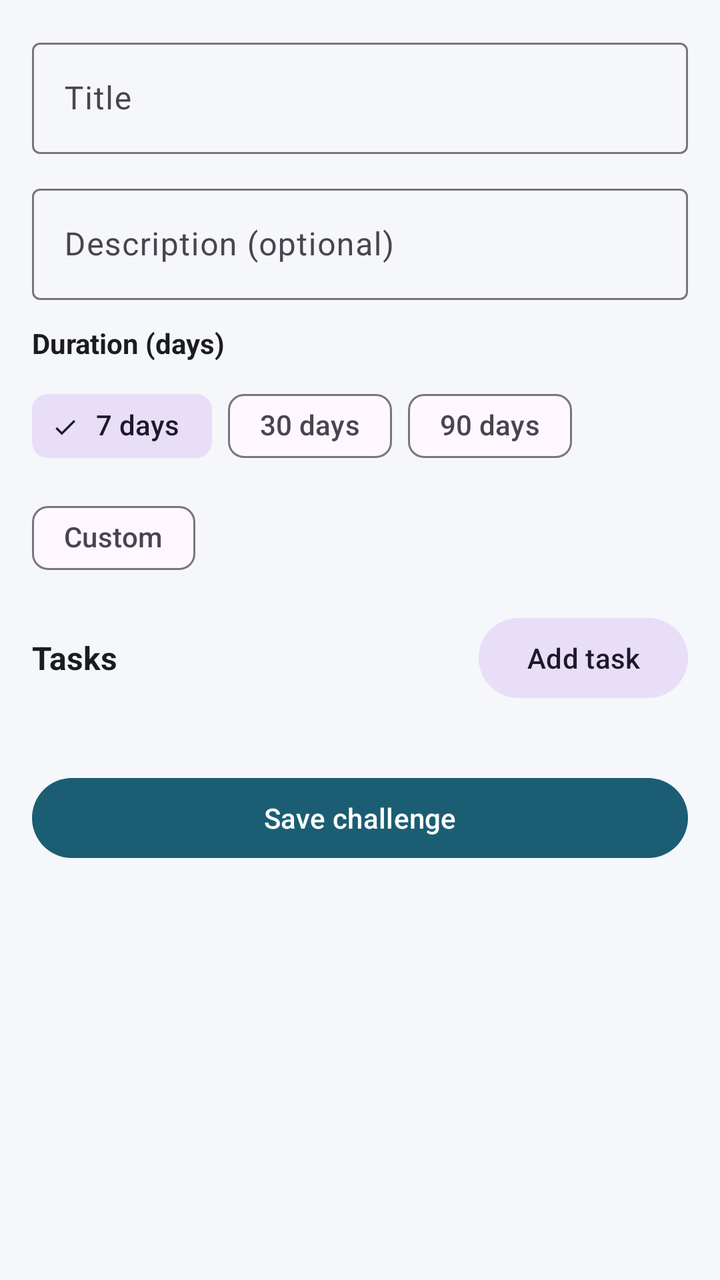
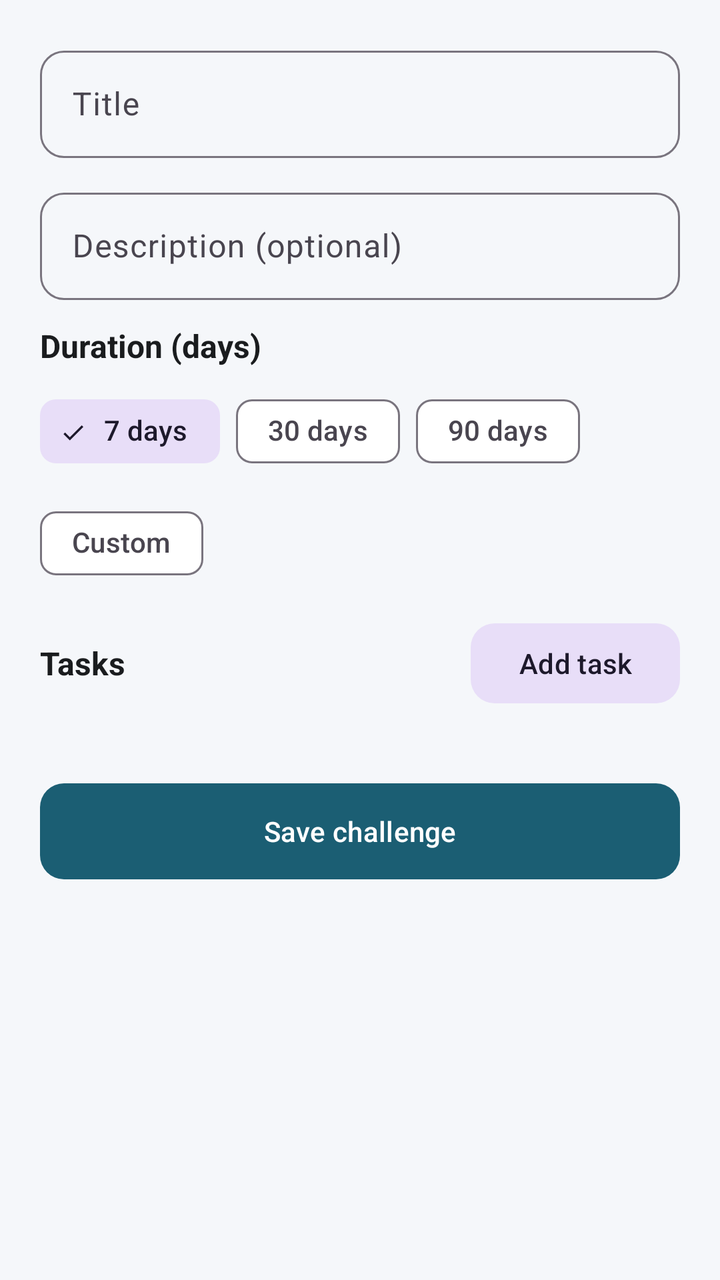

Compare the two renders of this Android layout. The source of the first and the diff that turns it into the second are given below.
<!-- AndroidManifest.xml: application theme Theme.TakeControl -->
<!-- res/layout/fragment_create_challenge.xml -->
<?xml version="1.0" encoding="utf-8"?>
<ScrollView xmlns:android="http://schemas.android.com/apk/res/android"
    android:layout_width="match_parent"
    android:layout_height="match_parent"
    android:fillViewport="true">

    <LinearLayout
        android:layout_width="match_parent"
        android:layout_height="wrap_content"
        android:orientation="vertical"
        android:padding="16dp">

        <com.google.android.material.textfield.TextInputLayout
            android:layout_width="match_parent"
            android:layout_height="wrap_content"
            android:layout_marginBottom="12dp">

            <com.google.android.material.textfield.TextInputEditText
                android:id="@+id/titleInput"
                android:layout_width="match_parent"
                android:layout_height="wrap_content"
                android:hint="@string/challenge_title" />
        </com.google.android.material.textfield.TextInputLayout>

        <com.google.android.material.textfield.TextInputLayout
            android:layout_width="match_parent"
            android:layout_height="wrap_content"
            android:layout_marginBottom="12dp">

            <com.google.android.material.textfield.TextInputEditText
                android:id="@+id/descriptionInput"
                android:layout_width="match_parent"
                android:layout_height="wrap_content"
                android:hint="@string/challenge_description" />
        </com.google.android.material.textfield.TextInputLayout>

        <TextView
            android:layout_width="wrap_content"
            android:layout_height="wrap_content"
            android:layout_marginBottom="8dp"
            android:text="@string/duration"
            android:textColor="@color/text_primary"
            android:textStyle="bold" />

        <com.google.android.material.chip.ChipGroup
            android:id="@+id/durationChipGroup"
            android:layout_width="match_parent"
            android:layout_height="wrap_content"
            android:layout_marginBottom="12dp">

            <com.google.android.material.chip.Chip
                android:id="@+id/chip7"
                style="@style/Widget.Material3.Chip.Filter"
                android:layout_width="wrap_content"
                android:layout_height="wrap_content"
                android:checked="true"
                android:text="@string/duration_7" />

            <com.google.android.material.chip.Chip
                android:id="@+id/chip30"
                style="@style/Widget.Material3.Chip.Filter"
                android:layout_width="wrap_content"
                android:layout_height="wrap_content"
                android:text="@string/duration_30" />

            <com.google.android.material.chip.Chip
                android:id="@+id/chip90"
                style="@style/Widget.Material3.Chip.Filter"
                android:layout_width="wrap_content"
                android:layout_height="wrap_content"
                android:text="@string/duration_90" />

            <com.google.android.material.chip.Chip
                android:id="@+id/chipCustom"
                style="@style/Widget.Material3.Chip.Filter"
                android:layout_width="wrap_content"
                android:layout_height="wrap_content"
                android:text="@string/duration_custom" />
        </com.google.android.material.chip.ChipGroup>

        <com.google.android.material.textfield.TextInputLayout
            android:id="@+id/customDurationLayout"
            android:layout_width="match_parent"
            android:layout_height="wrap_content"
            android:layout_marginBottom="16dp"
            android:visibility="gone">

            <com.google.android.material.textfield.TextInputEditText
                android:id="@+id/customDurationInput"
                android:layout_width="match_parent"
                android:layout_height="wrap_content"
                android:hint="@string/duration"
                android:inputType="number" />
        </com.google.android.material.textfield.TextInputLayout>

        <LinearLayout
            android:layout_width="match_parent"
            android:layout_height="wrap_content"
            android:gravity="center_vertical"
            android:orientation="horizontal">

            <TextView
                android:layout_width="0dp"
                android:layout_height="wrap_content"
                android:layout_weight="1"
                android:text="Tasks"
                android:textColor="@color/text_primary"
                android:textSize="16sp"
                android:textStyle="bold" />

            <com.google.android.material.button.MaterialButton
                android:id="@+id/addTaskButton"
                style="@style/Widget.Material3.Button.TonalButton"
                android:layout_width="wrap_content"
                android:layout_height="wrap_content"
                android:text="@string/add_task" />
        </LinearLayout>

        <androidx.recyclerview.widget.RecyclerView
            android:id="@+id/tasksRecyclerView"
            android:layout_width="match_parent"
            android:layout_height="wrap_content"
            android:layout_marginTop="8dp"
            android:nestedScrollingEnabled="false" />

        <com.google.android.material.button.MaterialButton
            android:id="@+id/saveChallengeButton"
            android:layout_width="match_parent"
            android:layout_height="wrap_content"
            android:layout_marginTop="24dp"
            android:text="@string/save_challenge" />

        <ProgressBar
            android:id="@+id/progressBar"
            android:layout_width="wrap_content"
            android:layout_height="wrap_content"
            android:layout_gravity="center_horizontal"
            android:layout_marginTop="16dp"
            android:visibility="gone" />
    </LinearLayout>
</ScrollView>
<!-- resources referenced by this layout -->
<resources>
  <color name="text_primary">#1A1C1E</color>
  <string name="add_task">Add task</string>
  <string name="challenge_description">Description (optional)</string>
  <string name="challenge_title">Title</string>
  <string name="duration">Duration (days)</string>
  <string name="duration_30">30 days</string>
  <string name="duration_7">7 days</string>
  <string name="duration_90">90 days</string>
  <string name="duration_custom">Custom</string>
  <string name="save_challenge">Save challenge</string>
  <style name="Theme.TakeControl" parent="Theme.Material3.Light.NoActionBar">
          <item name="colorPrimary">@color/primary</item>
          <item name="colorPrimaryDark">@color/primary_dark</item>
          <item name="colorSecondary">@color/secondary</item>
          <item name="android:statusBarColor">@android:color/transparent</item>
          <item name="android:windowLightStatusBar">false</item>
          <item name="android:windowBackground">@color/background</item>
      </style>
  <color name="primary">#1B5E73</color>
  <color name="primary_dark">#0F3D4D</color>
  <color name="secondary">#4CAF93</color>
  <color name="background">#F5F7FA</color>
</resources>

<!-- the commit's change to res/layout/fragment_create_challenge.xml (unified diff, before → after) -->
@@ -1,16 +1,19 @@
 <?xml version="1.0" encoding="utf-8"?>
 <ScrollView xmlns:android="http://schemas.android.com/apk/res/android"
+    xmlns:app="http://schemas.android.com/apk/res-auto"
     android:layout_width="match_parent"
     android:layout_height="match_parent"
-    android:fillViewport="true">
+    android:fillViewport="true"
+    android:background="@color/background">
 
     <LinearLayout
         android:layout_width="match_parent"
         android:layout_height="wrap_content"
         android:orientation="vertical"
-        android:padding="16dp">
+        android:padding="@dimen/screen_padding">
 
         <com.google.android.material.textfield.TextInputLayout
+            style="@style/Widget.TakeControl.TextInput"
             android:layout_width="match_parent"
             android:layout_height="wrap_content"
             android:layout_marginBottom="12dp">
@@ -19,10 +22,12 @@
                 android:id="@+id/titleInput"
                 android:layout_width="match_parent"
                 android:layout_height="wrap_content"
-                android:hint="@string/challenge_title" />
+                android:hint="@string/challenge_title"
+                android:paddingVertical="16dp" />
         </com.google.android.material.textfield.TextInputLayout>
 
         <com.google.android.material.textfield.TextInputLayout
+            style="@style/Widget.TakeControl.TextInput"
             android:layout_width="match_parent"
             android:layout_height="wrap_content"
             android:layout_marginBottom="12dp">
@@ -31,7 +36,8 @@
                 android:id="@+id/descriptionInput"
                 android:layout_width="match_parent"
                 android:layout_height="wrap_content"
-                android:hint="@string/challenge_description" />
+                android:hint="@string/challenge_description"
+                android:paddingVertical="16dp" />
         </com.google.android.material.textfield.TextInputLayout>
 
         <TextView
@@ -40,13 +46,15 @@
             android:layout_marginBottom="8dp"
             android:text="@string/duration"
             android:textColor="@color/text_primary"
+            android:textSize="16sp"
             android:textStyle="bold" />
 
         <com.google.android.material.chip.ChipGroup
             android:id="@+id/durationChipGroup"
             android:layout_width="match_parent"
             android:layout_height="wrap_content"
-            android:layout_marginBottom="12dp">
+            android:layout_marginBottom="12dp"
+            app:singleSelection="true">
 
             <com.google.android.material.chip.Chip
                 android:id="@+id/chip7"
@@ -80,6 +88,7 @@
 
         <com.google.android.material.textfield.TextInputLayout
             android:id="@+id/customDurationLayout"
+            style="@style/Widget.TakeControl.TextInput"
             android:layout_width="match_parent"
             android:layout_height="wrap_content"
             android:layout_marginBottom="16dp"
@@ -90,7 +99,8 @@
                 android:layout_width="match_parent"
                 android:layout_height="wrap_content"
                 android:hint="@string/duration"
-                android:inputType="number" />
+                android:inputType="number"
+                android:paddingVertical="16dp" />
         </com.google.android.material.textfield.TextInputLayout>
 
         <LinearLayout
@@ -103,7 +113,7 @@
                 android:layout_width="0dp"
                 android:layout_height="wrap_content"
                 android:layout_weight="1"
-                android:text="Tasks"
+                android:text="@string/tasks_section"
                 android:textColor="@color/text_primary"
                 android:textSize="16sp"
                 android:textStyle="bold" />
@@ -113,7 +123,8 @@
                 style="@style/Widget.Material3.Button.TonalButton"
                 android:layout_width="wrap_content"
                 android:layout_height="wrap_content"
-                android:text="@string/add_task" />
+                android:text="@string/add_task"
+                app:cornerRadius="12dp" />
         </LinearLayout>
 
         <androidx.recyclerview.widget.RecyclerView
@@ -126,16 +137,18 @@
         <com.google.android.material.button.MaterialButton
             android:id="@+id/saveChallengeButton"
             android:layout_width="match_parent"
-            android:layout_height="wrap_content"
+            android:layout_height="56dp"
             android:layout_marginTop="24dp"
-            android:text="@string/save_challenge" />
+            android:text="@string/save_challenge"
+            app:cornerRadius="12dp" />
 
-        <ProgressBar
+        <com.google.android.material.progressindicator.CircularProgressIndicator
             android:id="@+id/progressBar"
             android:layout_width="wrap_content"
             android:layout_height="wrap_content"
             android:layout_gravity="center_horizontal"
             android:layout_marginTop="16dp"
+            android:indeterminate="true"
             android:visibility="gone" />
     </LinearLayout>
 </ScrollView>
<!-- resource entries referenced after the edit -->
@@ -1,6 +1,7 @@
 <!-- resources referenced by this layout -->
 <resources>
   <color name="text_primary">#1A1C1E</color>
+  <dimen name="screen_padding">20dp</dimen>
   <string name="add_task">Add task</string>
   <string name="challenge_description">Description (optional)</string>
   <string name="challenge_title">Title</string>
@@ -10,17 +11,32 @@
   <string name="duration_90">90 days</string>
   <string name="duration_custom">Custom</string>
   <string name="save_challenge">Save challenge</string>
+  <string name="tasks_section">Tasks</string>
+  <style name="Widget.TakeControl.TextInput" parent="Widget.Material3.TextInputLayout.OutlinedBox">
+          <item name="boxCornerRadiusTopStart">12dp</item>
+          <item name="boxCornerRadiusTopEnd">12dp</item>
+          <item name="boxCornerRadiusBottomStart">12dp</item>
+          <item name="boxCornerRadiusBottomEnd">12dp</item>
+      </style>
   <style name="Theme.TakeControl" parent="Theme.Material3.Light.NoActionBar">
           <item name="colorPrimary">@color/primary</item>
           <item name="colorPrimaryDark">@color/primary_dark</item>
           <item name="colorSecondary">@color/secondary</item>
+          <item name="colorOnPrimary">@color/on_primary</item>
+          <item name="colorSurface">@color/surface</item>
           <item name="android:statusBarColor">@android:color/transparent</item>
           <item name="android:windowLightStatusBar">false</item>
           <item name="android:windowBackground">@color/background</item>
+          <item name="materialButtonStyle">@style/Widget.TakeControl.Button</item>
       </style>
   <color name="primary">#1B5E73</color>
   <color name="primary_dark">#0F3D4D</color>
   <color name="secondary">#4CAF93</color>
+  <color name="on_primary">#FFFFFF</color>
+  <color name="surface">#FFFFFF</color>
+  <style name="Widget.TakeControl.Button" parent="Widget.Material3.Button">
+          <item name="cornerRadius">12dp</item>
+      </style>
   <color name="background">#F5F7FA</color>
 </resources>
 
